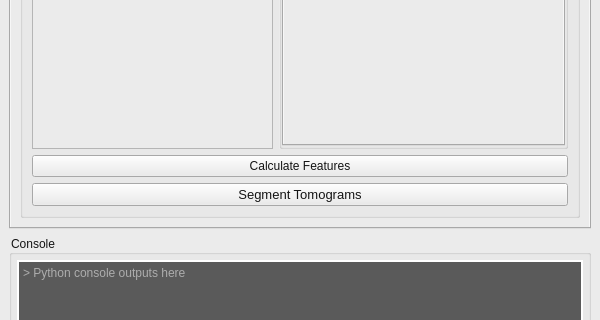
Before: the Qt Designer form qt_project/mainwindow.ui in VivianDLi/CryoViT-UI, drawn with Qt 5; both pictures show x 0 to 600 and y 440 to 760 of the 600 by 900 pixel window.
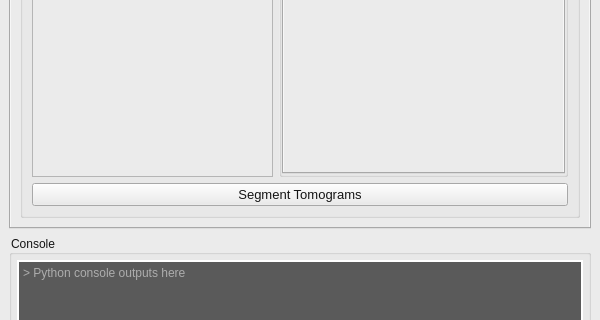
After: the same form once the commit is applied. Icons and pictures are not drawn.

Commit message: behavioural bug-fixes and layout adjustments in preprocessing, UI progress bar, and DINO feature generation

Patch:
```diff
--- a/qt_project/mainwindow.ui
+++ b/qt_project/mainwindow.ui
@@ -400,13 +400,6 @@
              </widget>
             </widget>
            </item>
-           <item row="5" column="0" colspan="11">
-            <widget class="QPushButton" name="featureButtonSeg">
-             <property name="text">
-              <string>Calculate Features</string>
-             </property>
-            </widget>
-           </item>
            <item row="0" column="0">
             <widget class="QLabel" name="dataDirectoryLabel">
              <property name="text">
```
Left out of the diff: 2 changed lines with no effect on the pictures. The commit also changes 3 other files.
